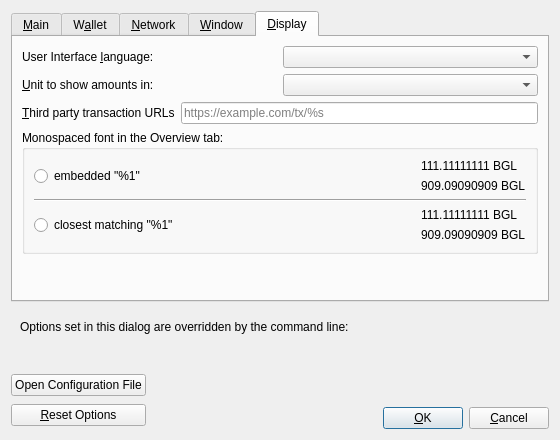
Old version of the form src/qt/forms/optionsdialog.ui in the repository BitgesellOfficial/bitgesell.
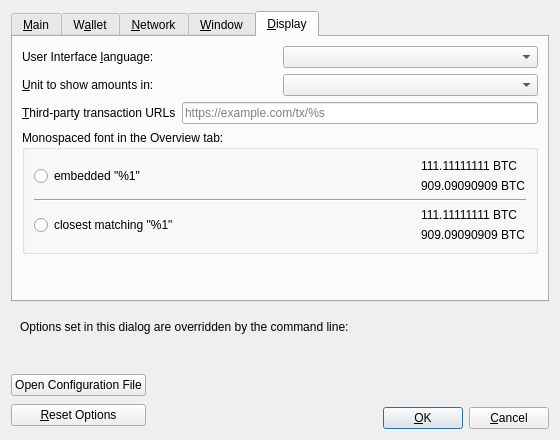
New version of the form. The open tabs and pages were chosen to show the change. Custom widgets are drawn as their Qt base class.

```diff
--- a/src/qt/forms/optionsdialog.ui
+++ b/src/qt/forms/optionsdialog.ui
@@ -736,7 +736,7 @@
             <string>Third party URLs (e.g. a block explorer) that appear in the transactions tab as context menu items. %s in the URL is replaced by transaction hash. Multiple URLs are separated by vertical bar |.</string>
            </property>
            <property name="text">
-            <string>&amp;Third party transaction URLs</string>
+            <string>&amp;Third-party transaction URLs</string>
            </property>
            <property name="buddy">
             <cstring>thirdPartyTxUrls</cstring>
@@ -788,14 +788,14 @@
               <item>
                <widget class="QLabel" name="embeddedFont_label_1">
                 <property name="text">
-                 <string notr="true">111.11111111 BGL</string>
+                 <string notr="true">111.11111111 BTC</string>
                 </property>
                </widget>
               </item>
               <item>
                <widget class="QLabel" name="embeddedFont_label_9">
                 <property name="text">
-                 <string notr="true">909.09090909 BGL</string>
+                 <string notr="true">909.09090909 BTC</string>
                 </property>
                </widget>
               </item>
@@ -837,14 +837,14 @@
               <item>
                <widget class="QLabel" name="systemFont_label_1">
                 <property name="text">
-                 <string notr="true">111.11111111 BGL</string>
+                 <string notr="true">111.11111111 BTC</string>
                 </property>
                </widget>
               </item>
               <item>
                <widget class="QLabel" name="systemFont_label_9">
                 <property name="text">
-                 <string notr="true">909.09090909 BGL</string>
+                 <string notr="true">909.09090909 BTC</string>
                 </property>
                </widget>
               </item>
```
Left out of the diff: 22 changed lines with no effect on the pictures.
